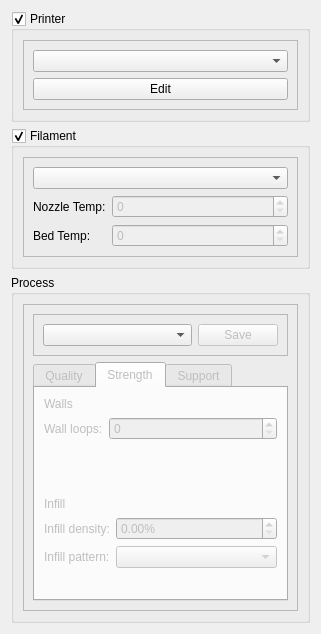
Above: gui/tabs/prepare/SettingsMenuWidget/settingsmenuwidget.ui from gbeck139/octopus before the change. Below: the same form after it.
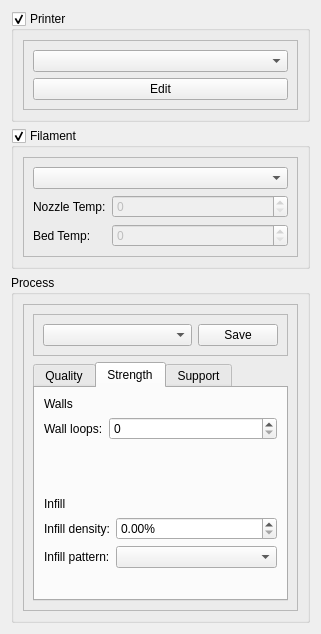
That is the form after the change. The open tabs and pages were chosen to show the change.

Patch:
```diff
--- a/gui/tabs/prepare/SettingsMenuWidget/settingsmenuwidget.ui
+++ b/gui/tabs/prepare/SettingsMenuWidget/settingsmenuwidget.ui
@@ -125,6 +125,9 @@
      <layout class="QVBoxLayout" name="verticalLayout_4">
       <item>
        <widget class="QFrame" name="processContent">
+        <property name="enabled">
+         <bool>true</bool>
+        </property>
         <property name="frameShape">
          <enum>QFrame::Shape::StyledPanel</enum>
         </property>
@@ -147,7 +150,7 @@
             <item>
              <widget class="QPushButton" name="saveButton">
               <property name="enabled">
-               <bool>false</bool>
+               <bool>true</bool>
               </property>
               <property name="text">
                <string>Save</string>
@@ -160,7 +163,7 @@
          <item>
           <widget class="QTabWidget" name="tabWidget">
            <property name="enabled">
-            <bool>false</bool>
+            <bool>true</bool>
            </property>
            <property name="currentIndex">
             <number>0</number>
@@ -245,7 +248,7 @@
                <item row="1" column="0">
                 <widget class="QLabel" name="infillPatternLabel">
                  <property name="enabled">
-                  <bool>false</bool>
+                  <bool>true</bool>
                  </property>
                  <property name="text">
                   <string>Infill pattern:</string>
@@ -255,7 +258,7 @@
                <item row="1" column="1">
                 <widget class="QComboBox" name="infillPatternComboBox">
                  <property name="enabled">
-                  <bool>false</bool>
+                  <bool>true</bool>
                  </property>
                 </widget>
                </item>
```
Left out of the diff: 10 changed lines with no effect on the pictures.
